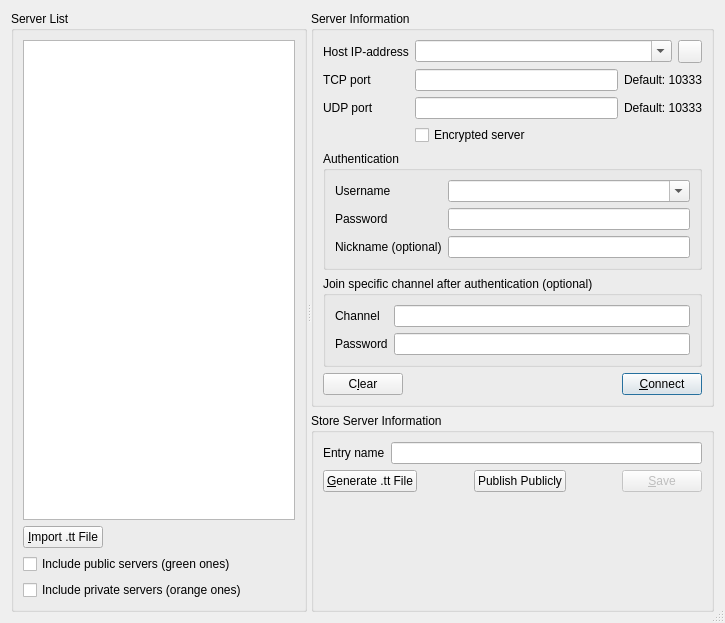
Old version of the form Client/qtTeamTalk/serverlist.ui in the repository BearWare/TeamTalk5.
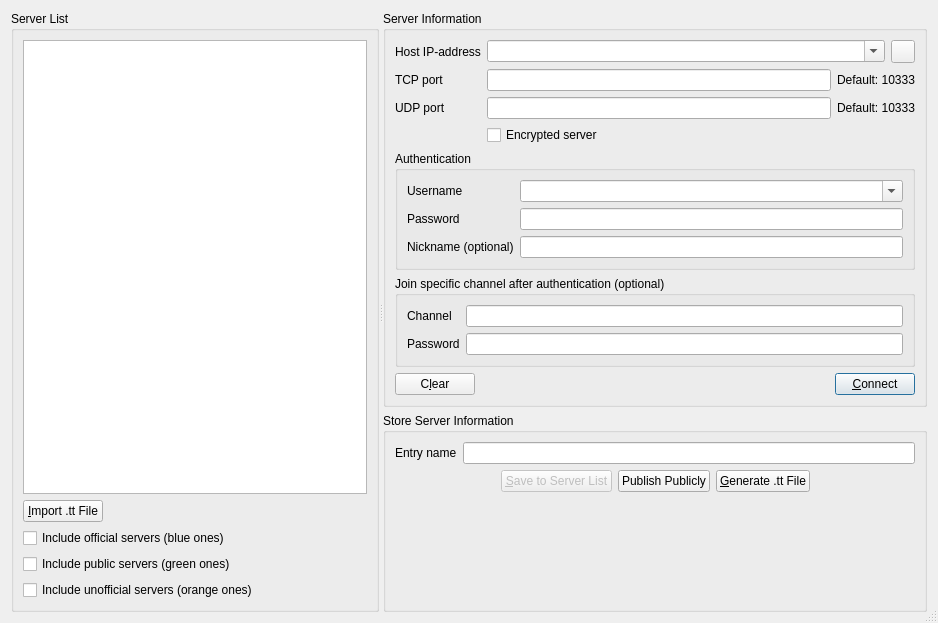
New version of the form. Icons and pictures are not drawn. Custom widgets are drawn as their Qt base class.

Commit message: Checkbox for official servers

```diff
--- a/Client/qtTeamTalk/serverlist.ui
+++ b/Client/qtTeamTalk/serverlist.ui
@@ -6,7 +6,7 @@
    <rect>
     <x>0</x>
     <y>0</y>
-    <width>725</width>
+    <width>938</width>
     <height>623</height>
    </rect>
   </property>
@@ -70,6 +70,13 @@
          </item>
         </layout>
        </item>
+       <item>
+        <widget class="QCheckBox" name="officialserverChkBox">
+         <property name="text">
+          <string>Include official servers (blue ones)</string>
+         </property>
+        </widget>
+       </item>
        <item>
         <widget class="QCheckBox" name="publicserverChkBox">
          <property name="text">
@@ -80,13 +87,13 @@
        <item>
         <widget class="QCheckBox" name="privateserverChkBox">
          <property name="text">
-          <string>Include private servers (orange ones)</string>
+          <string>Include unofficial servers (orange ones)</string>
          </property>
         </widget>
        </item>
       </layout>
      </widget>
-     <widget class="QWidget" name="">
+     <widget class="QWidget" name="layoutWidget">
       <layout class="QVBoxLayout" name="verticalLayout_5">
        <item>
         <widget class="QGroupBox" name="groupBox_2">
@@ -356,6 +363,42 @@
           </item>
           <item>
            <layout class="QHBoxLayout" name="horizontalLayout_2">
+            <item>
+             <spacer name="horizontalSpacer_3">
+              <property name="orientation">
+               <enum>Qt::Horizontal</enum>
+              </property>
+              <property name="sizeHint" stdset="0">
+               <size>
+                <width>40</width>
+                <height>20</height>
+               </size>
+              </property>
+             </spacer>
+            </item>
+            <item>
+             <widget class="QPushButton" name="addupdButton">
+              <property name="enabled">
+               <bool>false</bool>
+              </property>
+              <property name="sizePolicy">
+               <sizepolicy hsizetype="Fixed" vsizetype="Fixed">
+                <horstretch>0</horstretch>
+                <verstretch>0</verstretch>
+               </sizepolicy>
+              </property>
+              <property name="text">
+               <string>&amp;Save to Server List</string>
+              </property>
+             </widget>
+            </item>
+            <item>
+             <widget class="QPushButton" name="publishButton">
+              <property name="text">
+               <string>Publish Publicly</string>
+              </property>
+             </widget>
+            </item>
             <item>
              <widget class="QPushButton" name="genttButton">
               <property name="toolTip">
@@ -369,26 +412,6 @@
               </property>
              </widget>
             </item>
-            <item>
-             <spacer name="horizontalSpacer_3">
-              <property name="orientation">
-               <enum>Qt::Horizontal</enum>
-              </property>
-              <property name="sizeHint" stdset="0">
-               <size>
-                <width>40</width>
-                <height>20</height>
-               </size>
-              </property>
-             </spacer>
-            </item>
-            <item>
-             <widget class="QPushButton" name="publishButton">
-              <property name="text">
-               <string>Publish Publicly</string>
-              </property>
-             </widget>
-            </item>
             <item>
              <spacer name="horizontalSpacer_2">
               <property name="orientation">
@@ -402,22 +425,6 @@
               </property>
              </spacer>
             </item>
-            <item>
-             <widget class="QPushButton" name="addupdButton">
-              <property name="enabled">
-               <bool>false</bool>
-              </property>
-              <property name="sizePolicy">
-               <sizepolicy hsizetype="Fixed" vsizetype="Fixed">
-                <horstretch>0</horstretch>
-                <verstretch>0</verstretch>
-               </sizepolicy>
-              </property>
-              <property name="text">
-               <string>&amp;Save</string>
-              </property>
-             </widget>
-            </item>
            </layout>
           </item>
           <item>
```
Left out of the diff: 2 changed lines with no effect on the pictures. The commit also changes 3 other files.
